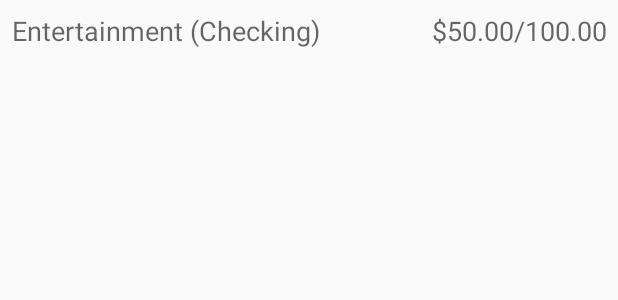
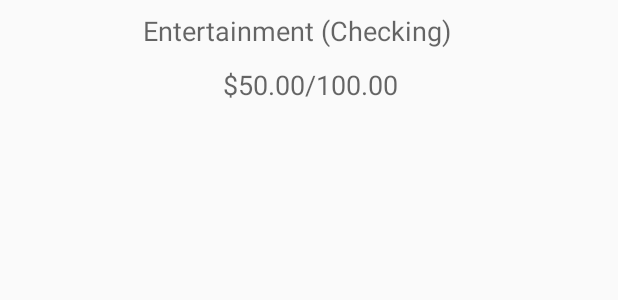
Before and after one commit to zach-king/PynnyAndroid, an Android app: the layout budget_list_item.xml on its own in the app's theme, with its tools: preview values and no code run, on a phone screen of 412 x 824 dp. Shown: the top 300 px of the screen. Run offline under Robolectric (Android 15) with nearby library versions, the phone set to English and light mode, and no system bars.

Commit message:
cleaned up budget list item xml, and removed annoying toast msg

```diff
--- a/app/src/main/java/king/zach/pynny/activities/all/AllTransactionsActivity.java
+++ b/app/src/main/java/king/zach/pynny/activities/all/AllTransactionsActivity.java
@@ -54,9 +54,6 @@ public class AllTransactionsActivity extends AppCompatActivity {
                 Log.d(TAG, "Clicked Item in Transactions ListView, at position " + position + ", with id " + id);
 
                 Transaction transaction = dbHandler.getTransaction(id);
-                Toast.makeText(getApplicationContext(),
-                        transaction.getDescription(), Toast.LENGTH_SHORT)
-                        .show();
 
                 viewTransaction(view, transaction);
             }
@@ -81,7 +78,6 @@ public class AllTransactionsActivity extends AppCompatActivity {
     }
 
     public void viewTransaction(View view, Transaction transaction) {
-        Toast.makeText(getApplicationContext(), transaction.getDescription(), Toast.LENGTH_SHORT).show();
         Intent intent = new Intent(this, OneTransactionActivity.class);
         intent.putExtra(EXTRA_TRANSACTION, transaction);
 
--- a/app/src/main/res/layout/budget_list_item.xml
+++ b/app/src/main/res/layout/budget_list_item.xml
@@ -9,30 +9,30 @@
 
     <TextView
         android:id="@+id/tvBudgetListItemHeader"
-        android:layout_width="match_parent"
+        android:layout_width="221dp"
         android:layout_height="28dp"
         android:layout_marginLeft="8dp"
-        android:layout_marginRight="8dp"
         android:layout_marginTop="8dp"
         android:text="Entertainment (Checking)"
         android:textAppearance="@style/TextAppearance.AppCompat.Medium"
         app:layout_constraintLeft_toLeftOf="parent"
-        app:layout_constraintRight_toLeftOf="@+id/tvWalletListItemBalance"
-        app:layout_constraintTop_toTopOf="parent" />
+        app:layout_constraintTop_toTopOf="parent"
+        android:layout_marginStart="8dp"
+        android:layout_marginRight="8dp"
+        app:layout_constraintRight_toRightOf="parent"
+        android:layout_marginEnd="8dp" />
 
     <TextView
         android:id="@+id/tvBudgetListItemSubHeader"
-        android:layout_width="140dp"
-        android:layout_height="28dp"
-        android:layout_marginEnd="7dp"
-        android:layout_marginRight="8dp"
-        android:layout_marginStart="8dp"
+        android:layout_width="wrap_content"
+        android:layout_height="wrap_content"
         android:layout_marginTop="8dp"
         android:text="$50.00/100.00"
-        android:textAlignment="textEnd"
+        android:textAlignment="textStart"
         android:textAppearance="@style/TextAppearance.AppCompat.Medium"
+        app:layout_constraintLeft_toLeftOf="parent"
         app:layout_constraintRight_toRightOf="parent"
-        app:layout_constraintTop_toTopOf="parent"
-        tools:layout_editor_absoluteX="237dp" />
+        app:layout_constraintTop_toBottomOf="@+id/tvBudgetListItemHeader"
+        app:layout_constraintHorizontal_bias="0.503" />
 
 </android.support.constraint.ConstraintLayout>
```
